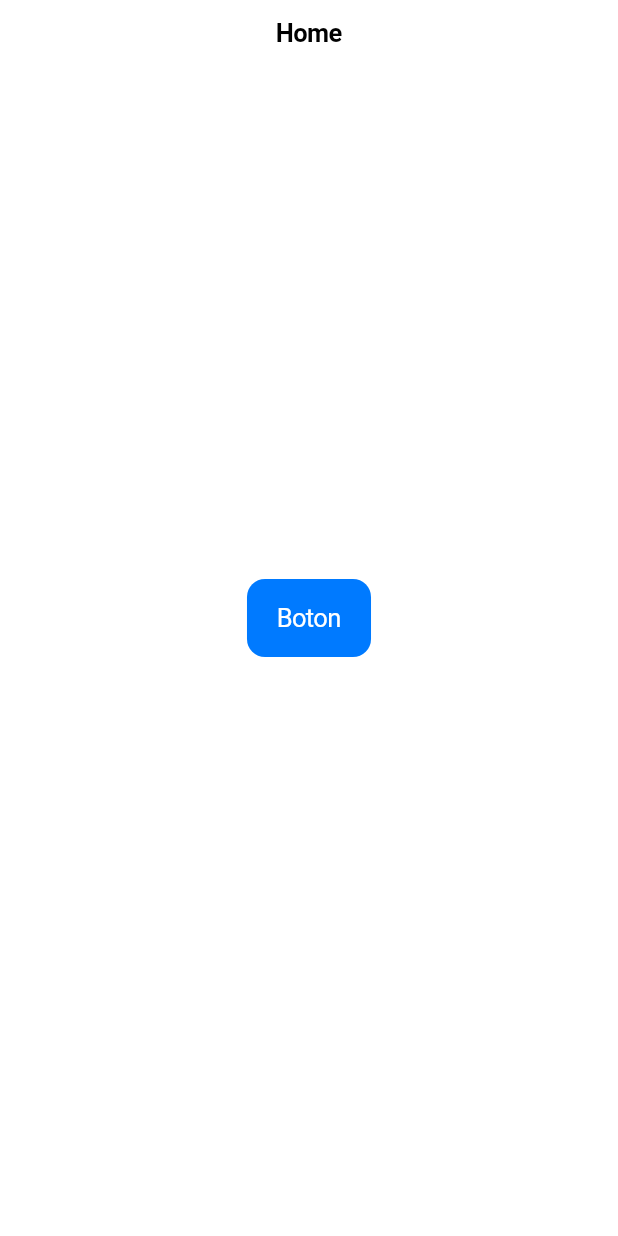
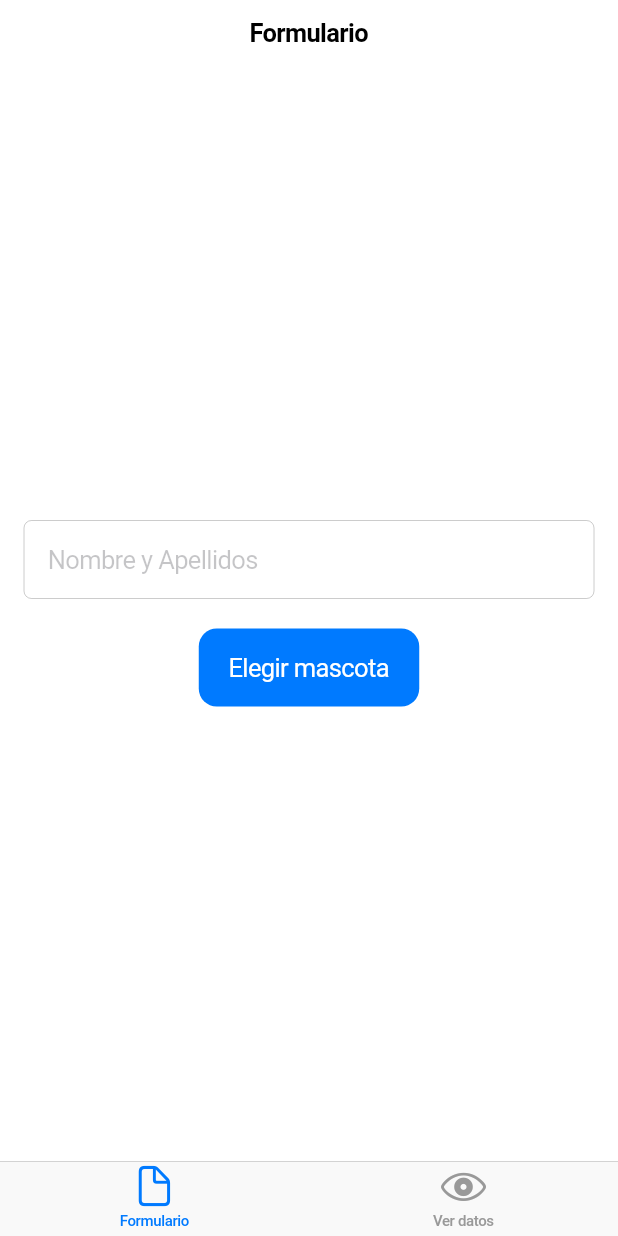
Before and after one commit to deyan18/trabajo_lps, a Flutter app: the screen it shows after launch, on a phone screen of 412 x 824 dp. Run offline on Flutter 3.47's test engine with Material 2 defaults, Android fonts, the phone set to English and light mode, and no system bars.

Commit message:
tabs, textfield, mascotas

```diff
--- a/lib/main.dart
+++ b/lib/main.dart
@@ -1,6 +1,6 @@
 import 'package:flutter/cupertino.dart';
 import 'package:flutter/material.dart';
-import 'package:trabajo_lps/screens/pantalla1.dart';
+import 'package:trabajo_lps/screens/pagina_principal.dart';
 
 void main() {
   runApp(const MyApp());
@@ -13,7 +13,7 @@ class MyApp extends StatelessWidget {
   @override
   Widget build(BuildContext context) {
     return CupertinoApp(
-      home: Pantalla1(),
+      home: PaginaPrincipal(),
       debugShowCheckedModeBanner: false,
     );
   }
--- /dev/null
+++ b/lib/screens/formulario.dart
@@ -0,0 +1,65 @@
+import 'package:flutter/cupertino.dart';
+import 'package:trabajo_lps/utils.dart';
+
+class Formulario extends StatefulWidget {
+  @override
+  VerDatosState createState() => VerDatosState();
+}
+
+class VerDatosState extends State<Formulario> {
+  String nombre = "";
+  int edad = 0;
+  String mascota = "Ninguna";
+  @override
+  Widget build(BuildContext context) {
+    return CupertinoPageScaffold(
+        navigationBar: CupertinoNavigationBar(
+          middle: Text('Formulario'),
+        ),
+        child: SafeArea(
+          child: Container(
+              padding: EdgeInsets.all(16),
+              alignment: Alignment.center,
+              child: Wrap(
+                alignment: WrapAlignment.center,
+                spacing: 20, // to apply margin in the main axis of the wrap
+                runSpacing: 20,
+                children: <Widget>[
+                  CupertinoTextField(
+                    padding: EdgeInsets.all(16),
+                    placeholder: "Nombre y Apellidos",
+                    onChanged: (value) => setState(() => this.nombre = value),
+                  ),
+                  CupertinoButton.filled(
+                      child: Text("Elegir mascota"),
+                      onPressed: () {
+                        showCupertinoModalPopup(
+                            context: context,
+                            builder: (context) => CupertinoActionSheet(
+                                  actions: [elegirMascota()],
+                                  cancelButton: CupertinoActionSheetAction(
+                                    child: Text("Volver"),
+                                    onPressed: () => Navigator.pop(context),
+                                  ),
+                                ));
+                      }),
+                ],
+              )),
+        ));
+  }
+
+  Widget elegirMascota() {
+    final mascotas = ["Ninguna", "Gato", "Perro", "Ardilla"];
+    return SizedBox(
+      height: 150,
+      child: CupertinoPicker(
+          itemExtent: 50,
+          onSelectedItemChanged: (index) {
+            setState(() {
+              mascota = mascotas[index];
+            });
+          },
+          children: mascotas.map((item) => Center(child: Text(item))).toList()),
+    );
+  }
+}
--- /dev/null
+++ b/lib/screens/pagina_principal.dart
@@ -0,0 +1,33 @@
+import 'package:flutter/cupertino.dart';
+import 'package:trabajo_lps/screens/formulario.dart';
+import 'package:trabajo_lps/screens/ver_datos.dart';
+
+class PaginaPrincipal extends StatefulWidget {
+  @override
+  _PaginaPrincipalState createState() => _PaginaPrincipalState();
+}
+
+class _PaginaPrincipalState extends State<PaginaPrincipal> {
+  @override
+  Widget build(BuildContext context) {
+    return CupertinoTabScaffold(
+        tabBar: CupertinoTabBar(
+          items: [
+            BottomNavigationBarItem(
+                label: "Formulario", icon: Icon(CupertinoIcons.doc)),
+            BottomNavigationBarItem(
+                label: "Ver datos", icon: Icon(CupertinoIcons.eye))
+          ],
+        ),
+        tabBuilder: (context, index) {
+          switch (index) {
+            case 0:
+              return Formulario();
+            case 1:
+              return VerDatos();
+            default:
+              return Formulario();
+          }
+        });
+  }
+}
--- a/lib/screens/pantalla1.dart
+++ b/lib/screens/ver_datos.dart
@@ -1,16 +1,16 @@
 import 'package:flutter/cupertino.dart';
 
-class Pantalla1 extends StatefulWidget {
+class VerDatos extends StatefulWidget {
   @override
-  _Pantalla1State createState() => _Pantalla1State();
+  VerDatosState createState() => VerDatosState();
 }
 
-class _Pantalla1State extends State<Pantalla1> {
+class VerDatosState extends State<VerDatos> {
   @override
   Widget build(BuildContext context) {
     return CupertinoPageScaffold(
       navigationBar: CupertinoNavigationBar(
-        middle: Text('Home'),
+        middle: Text('Ver Datos'),
       ),
       child: Center(
           child:
```
Also changed, not shown: lib/utils.dart (added, +51 -0 lines).
